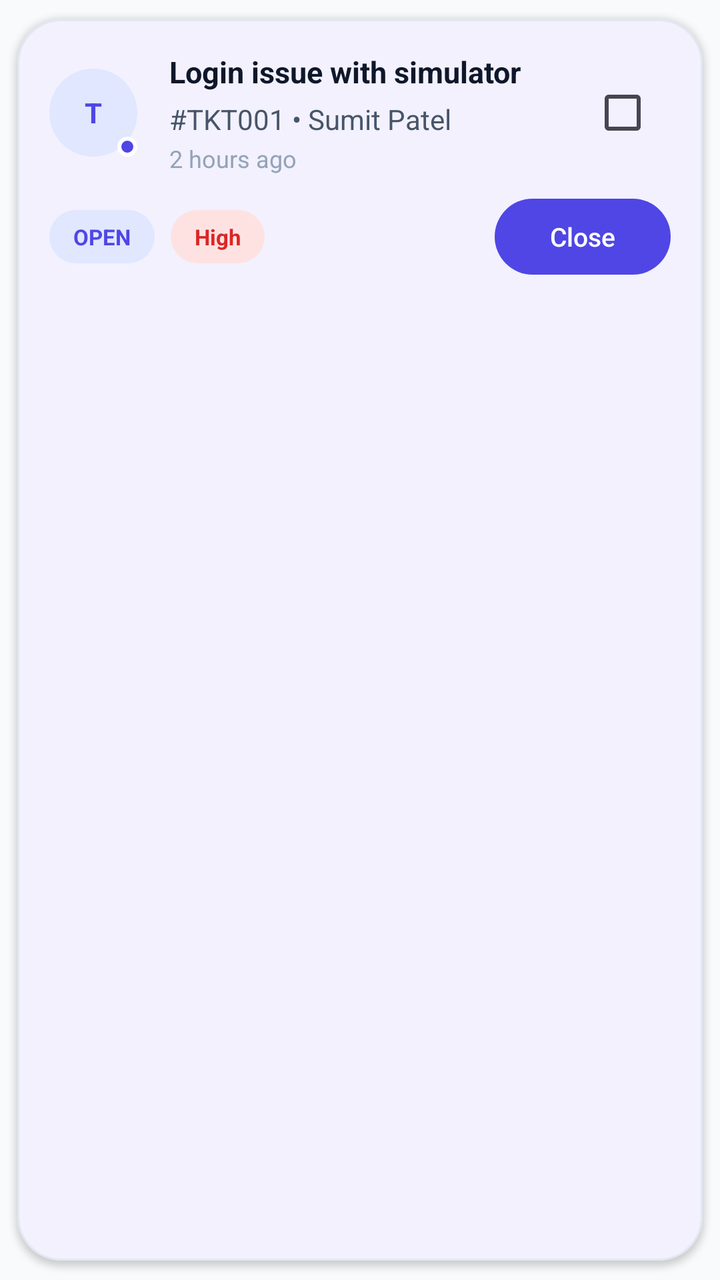
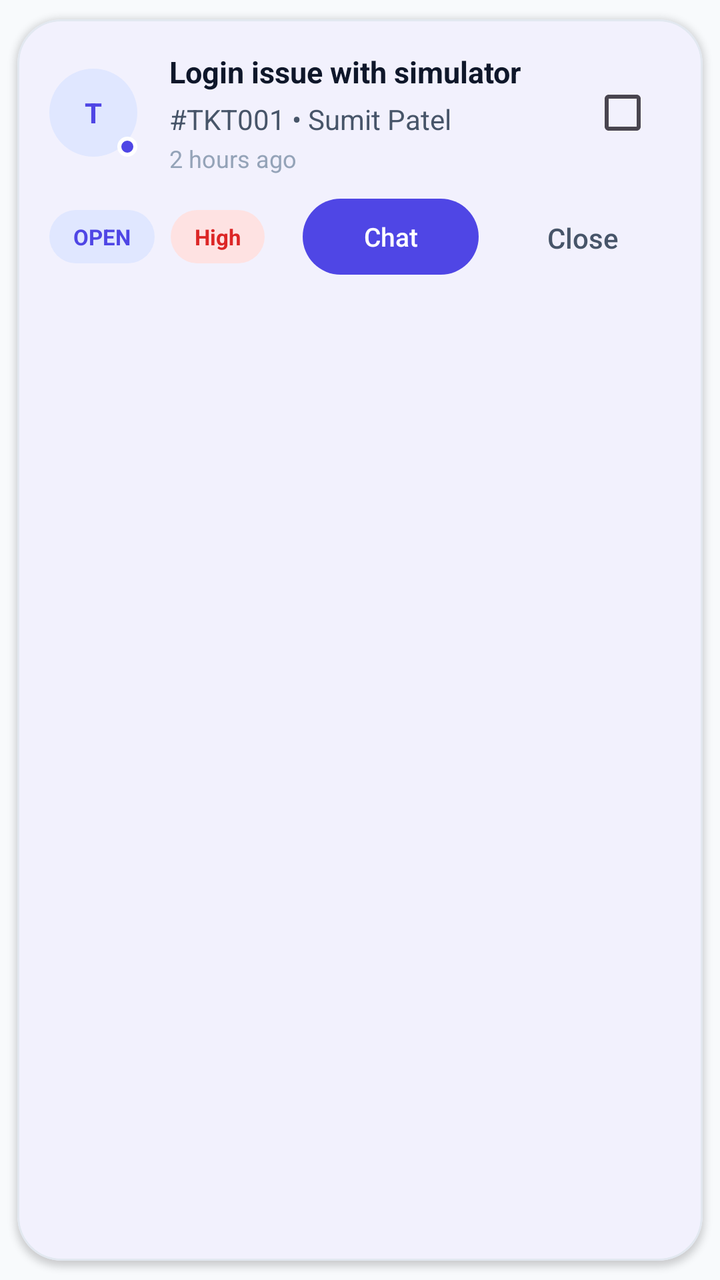

Two renders of the same Android screen: before a commit and after it. Below are the layout's source before the change and the commit's diff.
<!-- AndroidManifest.xml: application theme Theme.VirtualLabAdmin -->
<!-- res/layout/item_ticket.xml -->
<?xml version="1.0" encoding="utf-8"?>
<com.google.android.material.card.MaterialCardView xmlns:android="http://schemas.android.com/apk/res/android"
    xmlns:app="http://schemas.android.com/apk/res-auto"
    style="@style/Widget.VirtualLab.Card"
    android:layout_width="match_parent"
    android:layout_height="wrap_content"
    android:layout_marginBottom="@dimen/space_sm">

    <LinearLayout
        android:layout_width="match_parent"
        android:layout_height="wrap_content"
        android:orientation="vertical"
        android:padding="@dimen/space_md">

        <LinearLayout
            android:layout_width="match_parent"
            android:layout_height="wrap_content"
            android:gravity="center_vertical"
            android:orientation="horizontal">

            <FrameLayout
                android:layout_width="44dp"
                android:layout_height="44dp">

                <TextView
                    android:id="@+id/avatar"
                    android:layout_width="44dp"
                    android:layout_height="44dp"
                    android:background="@drawable/bg_chip_blue_soft"
                    android:gravity="center"
                    android:text="T"
                    android:textColor="@color/brand"
                    android:textStyle="bold" />

                <View
                    android:id="@+id/statusDot"
                    android:layout_width="10dp"
                    android:layout_height="10dp"
                    android:layout_gravity="bottom|end"
                    android:background="@drawable/bg_status_dot_brand" />
            </FrameLayout>

            <LinearLayout
                android:layout_width="0dp"
                android:layout_height="wrap_content"
                android:layout_marginStart="@dimen/space_md"
                android:layout_weight="1"
                android:orientation="vertical">

                <TextView
                    android:id="@+id/subject"
                    android:layout_width="match_parent"
                    android:layout_height="wrap_content"
                    android:maxLines="2"
                    android:text="Login issue with simulator"
                    android:textColor="@color/text_primary"
                    android:textSize="15sp"
                    android:textStyle="bold" />

                <TextView
                    android:id="@+id/sender"
                    android:layout_width="match_parent"
                    android:layout_height="wrap_content"
                    android:layout_marginTop="4dp"
                    android:text="#TKT001 • Sumit Patel"
                    android:textColor="@color/text_muted" />

                <TextView
                    android:id="@+id/email"
                    android:layout_width="match_parent"
                    android:layout_height="wrap_content"
                    android:layout_marginTop="2dp"
                    android:text="2 hours ago"
                    android:textColor="@color/text_soft"
                    android:textSize="12sp" />
            </LinearLayout>

            <CheckBox
                android:id="@+id/selectBox"
                android:layout_width="wrap_content"
                android:layout_height="wrap_content" />
        </LinearLayout>

        <LinearLayout
            android:layout_width="match_parent"
            android:layout_height="wrap_content"
            android:layout_marginTop="@dimen/space_sm"
            android:gravity="center_vertical"
            android:orientation="horizontal">

            <TextView
                android:id="@+id/statusChip"
                android:layout_width="wrap_content"
                android:layout_height="wrap_content"
                android:background="@drawable/bg_chip_blue_soft"
                android:paddingLeft="12dp"
                android:paddingTop="6dp"
                android:paddingRight="12dp"
                android:paddingBottom="6dp"
                android:text="OPEN"
                android:textColor="@color/brand"
                android:textSize="11sp"
                android:textStyle="bold" />

            <TextView
                android:id="@+id/date"
                android:layout_width="wrap_content"
                android:layout_height="wrap_content"
                android:layout_marginStart="8dp"
                android:background="@drawable/bg_ticket_priority_high"
                android:paddingLeft="12dp"
                android:paddingTop="6dp"
                android:paddingRight="12dp"
                android:paddingBottom="6dp"
                android:text="High"
                android:textColor="@color/danger"
                android:textSize="11sp"
                android:textStyle="bold" />

            <View
                android:layout_width="0dp"
                android:layout_height="0dp"
                android:layout_weight="1" />

            <com.google.android.material.button.MaterialButton
                android:id="@+id/resolveBtn"
                style="@style/Widget.VirtualLab.Button.Small"
                android:layout_width="wrap_content"
                android:layout_height="@dimen/btn_h_sm"
                android:text="Close"
                android:textColor="@android:color/white"
                app:backgroundTint="@color/brand" />
        </LinearLayout>
    </LinearLayout>
</com.google.android.material.card.MaterialCardView>
<!-- resources referenced by this layout -->
<resources>
  <color name="brand">#4F46E5</color>
  <color name="danger">#DC2626</color>
  <color name="text_muted">#475569</color>
  <color name="text_primary">#0F172A</color>
  <color name="text_soft">#94A3B8</color>
  <dimen name="btn_h_sm">38dp</dimen>
  <dimen name="space_md">16dp</dimen>
  <dimen name="space_sm">12dp</dimen>
  <!-- drawable bg_chip_blue_soft (drawable) -->
  <?xml version="1.0" encoding="utf-8"?>
  <shape xmlns:android="http://schemas.android.com/apk/res/android">
      <corners android:radius="999dp" />
      <solid android:color="@color/chip_blue_bg" />
  </shape>
  <!-- drawable bg_status_dot_brand (drawable) -->
  <?xml version="1.0" encoding="utf-8"?>
  <shape xmlns:android="http://schemas.android.com/apk/res/android" android:shape="oval">
      <solid android:color="@color/brand" />
      <stroke android:width="2dp" android:color="@android:color/white" />
  </shape>
  <!-- drawable bg_ticket_priority_high (drawable) -->
  <?xml version="1.0" encoding="utf-8"?>
  <shape xmlns:android="http://schemas.android.com/apk/res/android">
      <corners android:radius="999dp" />
      <solid android:color="@color/chip_red_bg" />
  </shape>
  <style name="Widget.VirtualLab.Button.Small" parent="Widget.VirtualLab.Button">
          <item name="android:minHeight">@dimen/btn_h_sm</item>
          <item name="android:textSize">13sp</item>
          <item name="android:paddingLeft">@dimen/space_sm</item>
          <item name="android:paddingRight">@dimen/space_sm</item>
      </style>
  <style name="Widget.VirtualLab.Card" parent="Widget.Material3.CardView.Outlined">
          <item name="cardBackgroundColor">@color/bg_surface</item>
          <item name="strokeColor">@color/stroke</item>
          <item name="strokeWidth">1dp</item>
          <item name="cardCornerRadius">@dimen/radius_lg</item>
          <item name="cardElevation">2dp</item>
          <item name="cardUseCompatPadding">true</item>
      </style>
  <color name="chip_blue_bg">#E0E7FF</color>
  <color name="chip_red_bg">#FEE2E2</color>
  <style name="Widget.VirtualLab.Button" parent="Widget.Material3.Button">
          <item name="android:textAllCaps">false</item>
          <item name="android:insetLeft">0dp</item>
          <item name="android:insetRight">0dp</item>
          <item name="android:insetTop">0dp</item>
          <item name="android:insetBottom">0dp</item>
          <item name="android:minHeight">@dimen/btn_h</item>
          <item name="cornerRadius">@dimen/radius_lg</item>
          <item name="android:letterSpacing">0</item>
          <item name="elevation">0dp</item>
      </style>
  <color name="bg_surface">#FFFFFF</color>
  <color name="stroke">#E2E8F0</color>
  <dimen name="radius_lg">22dp</dimen>
  <color name="bg_dark">#F8FAFC</color>
  <style name="Widget.VirtualLab.TextInputLayout.Outlined" parent="Widget.Material3.TextInputLayout.OutlinedBox">
          <item name="boxStrokeColor">@color/stroke</item>
          <item name="hintTextColor">@color/text_muted</item>
          <item name="boxStrokeWidth">1dp</item>
          <item name="boxStrokeWidthFocused">2dp</item>
          <item name="boxCornerRadiusTopStart">@dimen/radius_lg</item>
          <item name="boxCornerRadiusTopEnd">@dimen/radius_lg</item>
          <item name="boxCornerRadiusBottomStart">@dimen/radius_lg</item>
          <item name="boxCornerRadiusBottomEnd">@dimen/radius_lg</item>
          <item name="boxBackgroundColor">@android:color/white</item>
      </style>
  <dimen name="btn_h">54dp</dimen>
  <!-- unchanged entries left out for length: 1 -->
</resources>

<!-- the commit's change to res/layout/item_ticket.xml (unified diff, before → after) -->
@@ -123,13 +123,22 @@
                 android:layout_weight="1" />
 
             <com.google.android.material.button.MaterialButton
-                android:id="@+id/resolveBtn"
+                android:id="@+id/replyBtn"
                 style="@style/Widget.VirtualLab.Button.Small"
                 android:layout_width="wrap_content"
                 android:layout_height="@dimen/btn_h_sm"
-                android:text="Close"
+                android:layout_marginEnd="8dp"
+                android:text="Chat"
                 android:textColor="@android:color/white"
                 app:backgroundTint="@color/brand" />
+
+            <com.google.android.material.button.MaterialButton
+                android:id="@+id/resolveBtn"
+                style="@style/Widget.Material3.Button.TextButton"
+                android:layout_width="wrap_content"
+                android:layout_height="@dimen/btn_h_sm"
+                android:text="Close"
+                android:textColor="@color/text_muted" />
         </LinearLayout>
     </LinearLayout>
 </com.google.android.material.card.MaterialCardView>
